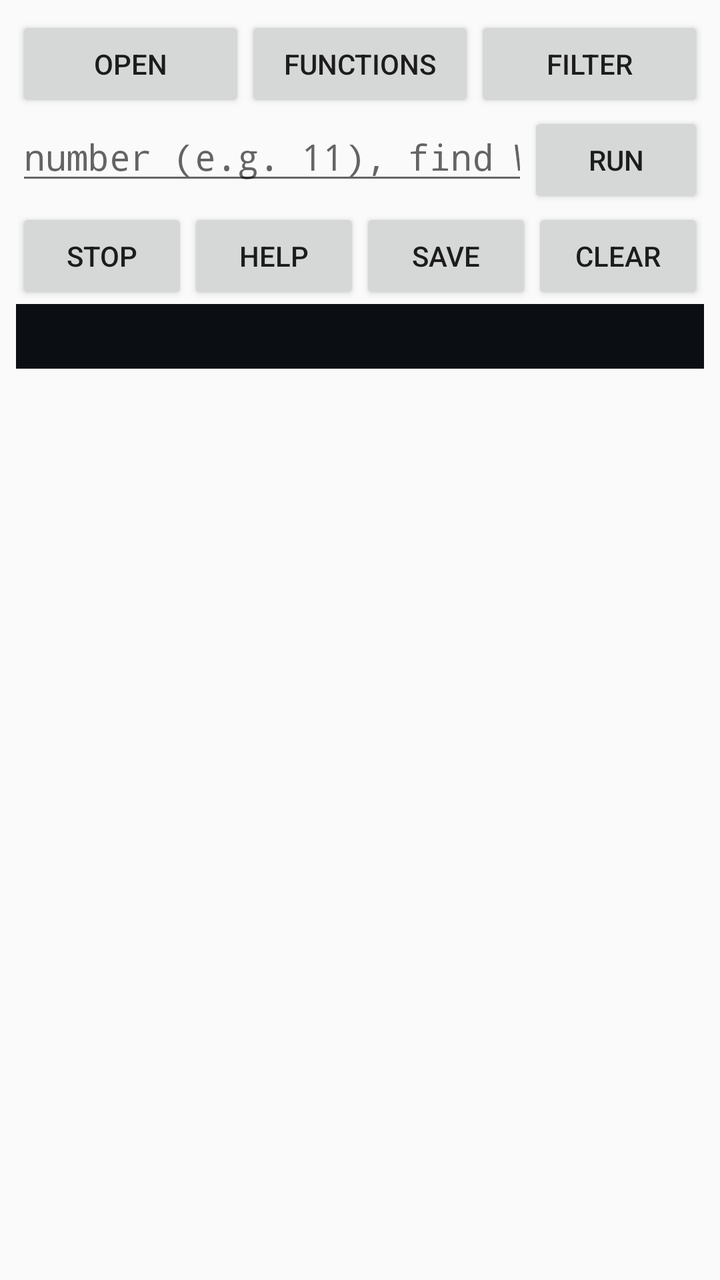
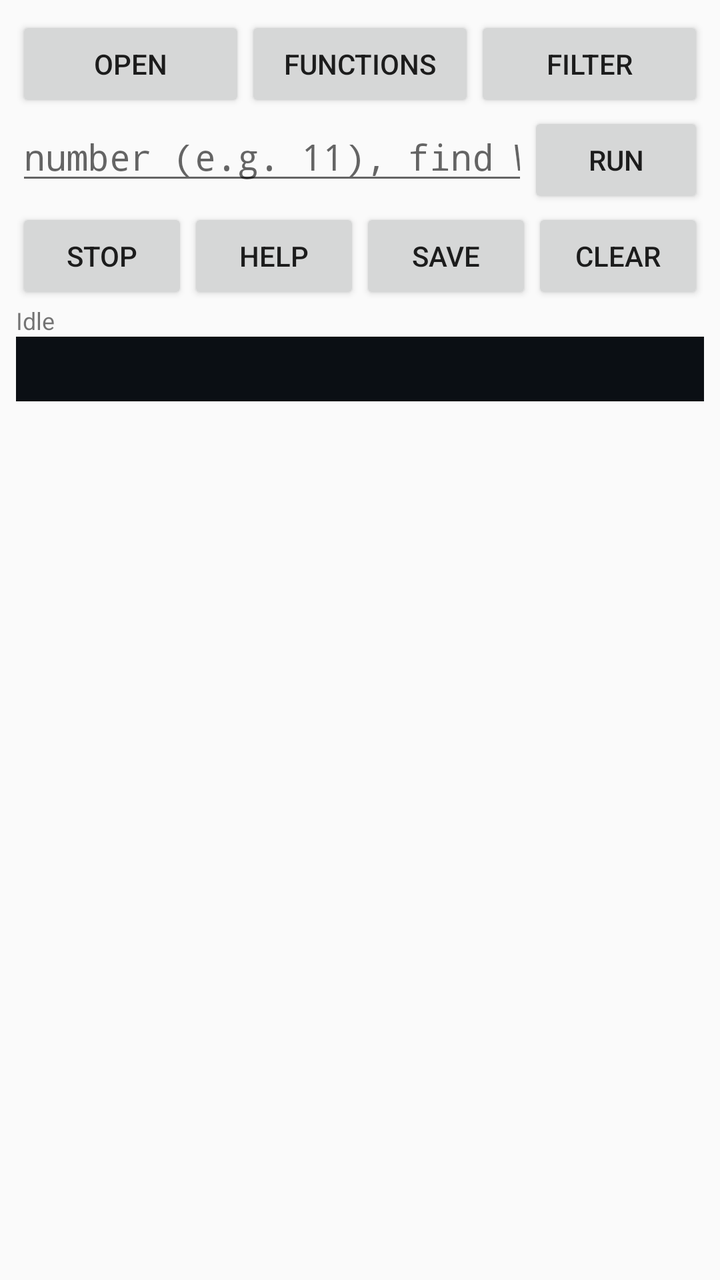

An Android layout rendered at two revisions. The XML below is the earlier revision; the diff shows what the commit changed to produce the second picture.
<!-- AndroidManifest.xml: application theme android:Theme.Material.Light.NoActionBar -->
<!-- res/layout/activity_main.xml -->
<?xml version="1.0" encoding="utf-8"?>
<LinearLayout xmlns:android="http://schemas.android.com/apk/res/android"
    android:layout_width="match_parent"
    android:layout_height="match_parent"
    android:orientation="vertical"
    android:padding="8dp">

    <LinearLayout
        android:layout_width="match_parent"
        android:layout_height="wrap_content"
        android:orientation="horizontal">

        <Button
            android:id="@+id/openButton"
            android:layout_width="0dp"
            android:layout_height="wrap_content"
            android:layout_weight="1"
            android:text="Open" />

        <Button
            android:id="@+id/functionsButton"
            android:layout_width="0dp"
            android:layout_height="wrap_content"
            android:layout_weight="1"
            android:text="Functions" />

        <Button
            android:id="@+id/filterButton"
            android:layout_width="0dp"
            android:layout_height="wrap_content"
            android:layout_weight="1"
            android:text="Filter" />
    </LinearLayout>

    <LinearLayout
        android:layout_width="match_parent"
        android:layout_height="wrap_content"
        android:orientation="horizontal">

        <EditText
            android:id="@+id/cmdInput"
            android:layout_width="0dp"
            android:layout_height="wrap_content"
            android:layout_weight="1"
            android:hint="number (e.g. 11), find WORD, or r2 command"
            android:imeOptions="actionGo"
            android:inputType="text"
            android:fontFamily="monospace"
            android:singleLine="true" />

        <Button
            android:id="@+id/runButton"
            android:layout_width="wrap_content"
            android:layout_height="wrap_content"
            android:text="Run" />
    </LinearLayout>

    <LinearLayout
        android:layout_width="match_parent"
        android:layout_height="wrap_content"
        android:orientation="horizontal">

        <Button
            android:id="@+id/stopButton"
            android:layout_width="0dp"
            android:layout_height="wrap_content"
            android:layout_weight="1"
            android:text="Stop" />

        <Button
            android:id="@+id/helpButton"
            android:layout_width="0dp"
            android:layout_height="wrap_content"
            android:layout_weight="1"
            android:text="Help" />

        <Button
            android:id="@+id/saveButton"
            android:layout_width="0dp"
            android:layout_height="wrap_content"
            android:layout_weight="1"
            android:text="Save" />

        <Button
            android:id="@+id/clearButton"
            android:layout_width="0dp"
            android:layout_height="wrap_content"
            android:layout_weight="1"
            android:text="Clear" />
    </LinearLayout>

    <ScrollView
        android:id="@+id/scrollView"
        android:layout_width="match_parent"
        android:layout_height="0dp"
        android:layout_weight="1">

        <TextView
            android:id="@+id/outputText"
            android:layout_width="match_parent"
            android:layout_height="wrap_content"
            android:background="#0B0F14"
            android:fontFamily="monospace"
            android:padding="8dp"
            android:textColor="#D4D4D4"
            android:textIsSelectable="true"
            android:textSize="12sp" />
    </ScrollView>

</LinearLayout>
<!-- resources referenced by this layout -->
<resources>

</resources>

<!-- the commit's change to res/layout/activity_main.xml (unified diff, before → after) -->
@@ -89,6 +89,21 @@
             android:text="Clear" />
     </LinearLayout>
 
+    <ProgressBar
+        android:id="@+id/progressBar"
+        style="?android:attr/progressBarStyleHorizontal"
+        android:layout_width="match_parent"
+        android:layout_height="wrap_content"
+        android:indeterminate="true"
+        android:visibility="gone" />
+
+    <TextView
+        android:id="@+id/statusText"
+        android:layout_width="match_parent"
+        android:layout_height="wrap_content"
+        android:text="Idle"
+        android:textSize="12sp" />
+
     <ScrollView
         android:id="@+id/scrollView"
         android:layout_width="match_parent"
